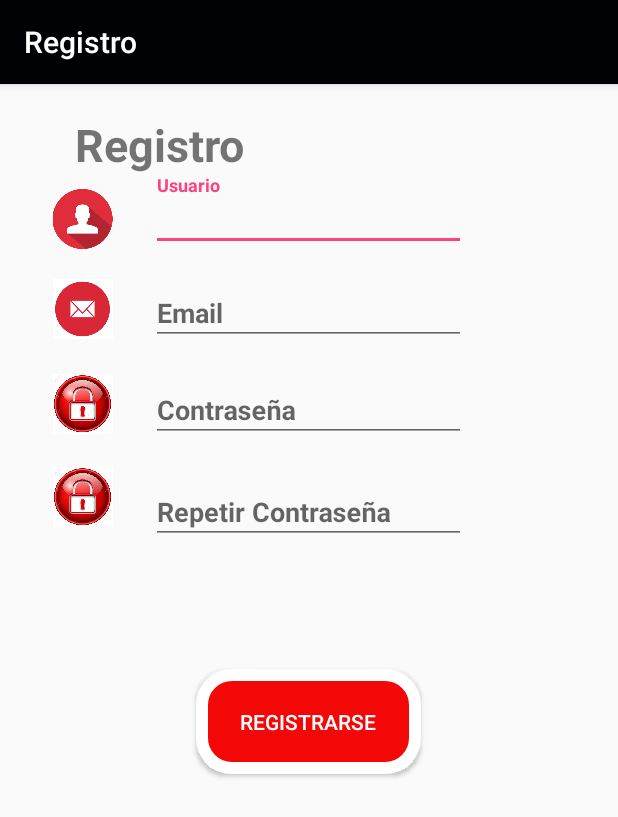
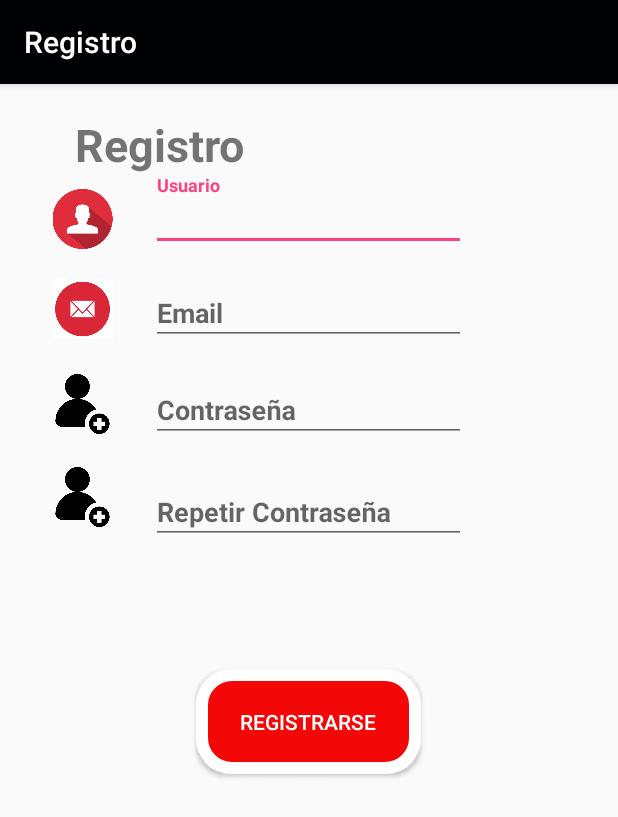
Before and after one commit to Ow0287/RutasCBC, an Android app: the RegistroLogin screen opened directly, with no data from a screen before it, on a phone screen of 412 x 824 dp. Shown: the top 817 px of the screen. Run offline under Robolectric (Android 15) with nearby library versions, the phone set to English and light mode, and no system bars.

Commit message:
delete candado

```diff
--- a/app/src/main/res/layout/activity_registro_login.xml
+++ b/app/src/main/res/layout/activity_registro_login.xml
@@ -77,7 +77,7 @@
         android:layout_height="40dp"
         android:layout_marginLeft="20dp"
         android:layout_marginTop="193dp"
-        app:srcCompat="@mipmap/candado" />
+        app:srcCompat="@mipmap/agregartitulacion" />
     <android.support.design.widget.TextInputLayout
         android:layout_width="wrap_content"
         android:layout_height="wrap_content"
@@ -104,7 +104,7 @@
         android:layout_height="40dp"
         android:layout_marginLeft="20dp"
         android:layout_marginTop="255dp"
-        app:srcCompat="@mipmap/candado" />
+        app:srcCompat="@mipmap/agregartitulacion" />
     <android.support.design.widget.TextInputLayout
         android:layout_width="wrap_content"
         android:layout_height="wrap_content"
--- a/app/src/main/res/layout/content_login.xml
+++ b/app/src/main/res/layout/content_login.xml
@@ -65,7 +65,7 @@
         android:layout_height="40dp"
         android:layout_marginLeft="20dp"
         android:layout_marginTop="156dp"
-        app:srcCompat="@mipmap/candado" />
+        app:srcCompat="@mipmap/agregartitulacion" />
 
     <Button
         android:id="@+id/btn_entrar"
```
Also changed, not shown: app/src/main/res/mipmap-mdpi/candado.png (deleted).
